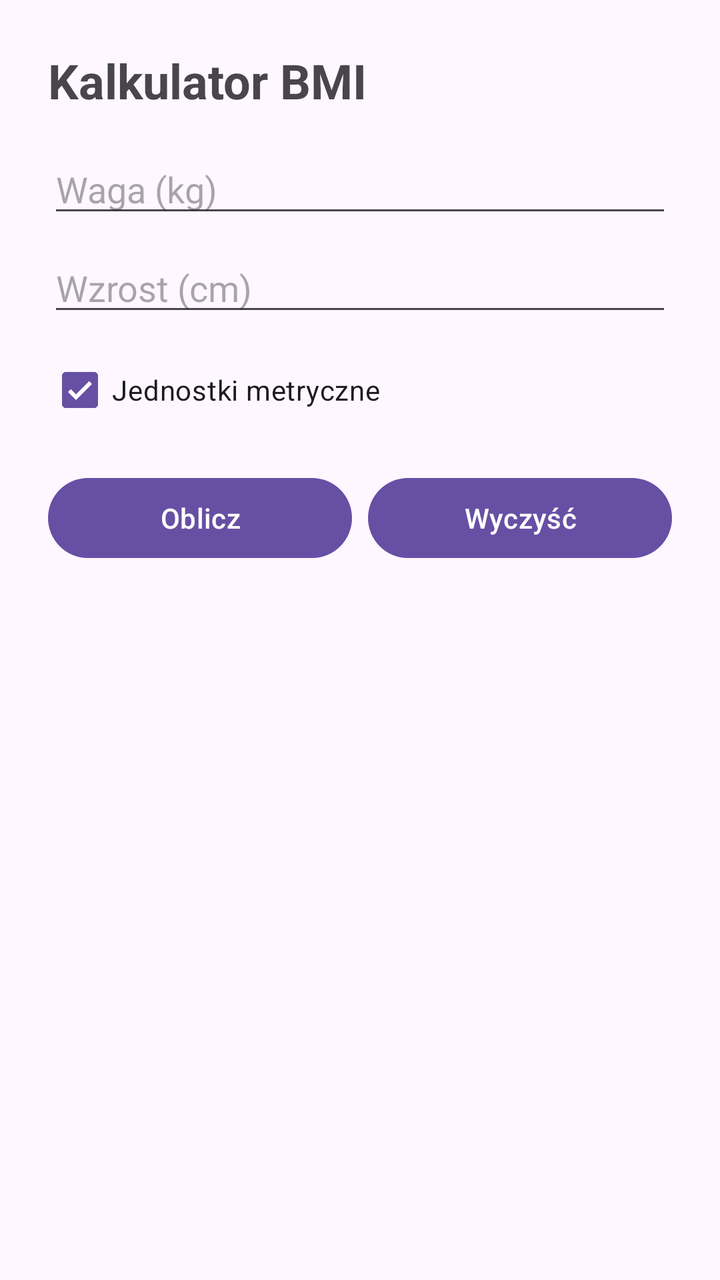
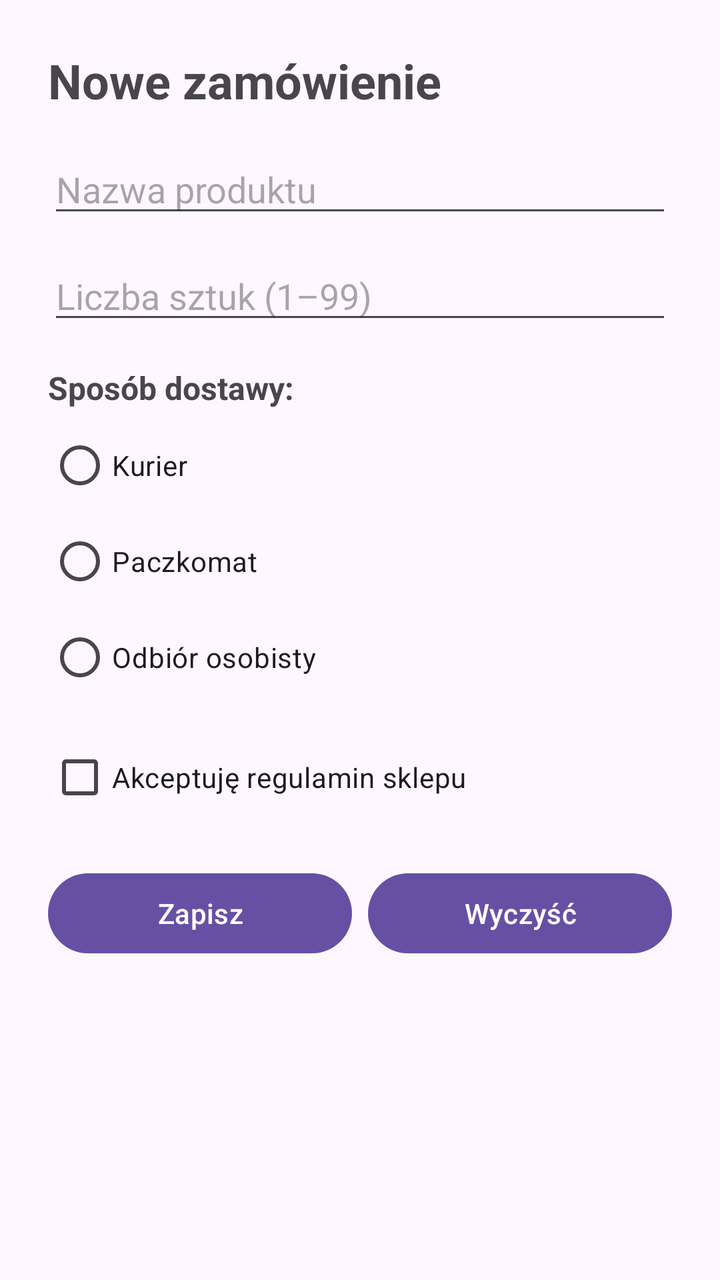

Screens rendered from an Android XML layout before and after an edit, with the pre-edit source and the edit as a unified diff.
<!-- AndroidManifest.xml: application theme Theme.Bmiapp -->
<!-- res/layout/activity_main.xml -->
<?xml version="1.0" encoding="utf-8"?>
<LinearLayout
    xmlns:android="http://schemas.android.com/apk/res/android"
    android:id="@+id/main"
    android:layout_width="match_parent"
    android:layout_height="match_parent"
    android:orientation="vertical"
    android:padding="24dp">

    <TextView
        android:layout_width="match_parent"
        android:layout_height="wrap_content"
        android:text="@string/title"
        android:textSize="24sp"
        android:textStyle="bold" />

    <EditText
        android:id="@+id/edit_weight"
        android:layout_width="match_parent"
        android:layout_height="wrap_content"
        android:layout_marginTop="16dp"
        android:hint="@string/hint_weight"
        android:inputType="numberDecimal"
        android:autofillHints="" />

    <EditText
        android:id="@+id/edit_height"
        android:layout_width="match_parent"
        android:layout_height="wrap_content"
        android:layout_marginTop="8dp"
        android:hint="@string/hint_height"
        android:inputType="numberDecimal"
        android:autofillHints="" />

    <CheckBox
        android:id="@+id/check_metric"
        android:layout_width="wrap_content"
        android:layout_height="wrap_content"
        android:layout_marginTop="8dp"
        android:checked="true"
        android:text="@string/label_unit" />

    <LinearLayout
        android:layout_width="match_parent"
        android:layout_height="wrap_content"
        android:layout_marginTop="16dp"
        android:orientation="horizontal">

        <Button
            android:id="@+id/button_calc"
            android:layout_width="0dp"
            android:layout_height="wrap_content"
            android:layout_weight="1"
            android:text="@string/button_calc" />

        <Button
            android:id="@+id/button_clear"
            android:layout_width="0dp"
            android:layout_height="wrap_content"
            android:layout_marginStart="8dp"
            android:layout_weight="1"
            android:text="@string/button_clear" />
    </LinearLayout>

    <TextView
        android:id="@+id/text_result"
        android:layout_width="match_parent"
        android:layout_height="wrap_content"
        android:layout_marginTop="24dp"
        android:textSize="20sp"
        android:visibility="gone" />

</LinearLayout>
<!-- resources referenced by this layout -->
<resources>
  <string name="button_calc">Oblicz</string>
  <string name="button_clear">Wyczyść</string>
  <string name="hint_height">Wzrost (cm)</string>
  <string name="hint_weight">Waga (kg)</string>
  <string name="label_unit">Jednostki metryczne</string>
  <string name="title">Kalkulator BMI</string>
  <style name="Theme.Bmiapp" parent="Base.Theme.Bmiapp" />
  <style name="Base.Theme.Bmiapp" parent="Theme.Material3.DayNight.NoActionBar">
          
          
      </style>
</resources>

<!-- the commit's change to res/layout/activity_main.xml (unified diff, before → after) -->
@@ -1,73 +1,103 @@
 <?xml version="1.0" encoding="utf-8"?>
-<LinearLayout
+<ScrollView
     xmlns:android="http://schemas.android.com/apk/res/android"
     android:id="@+id/main"
     android:layout_width="match_parent"
     android:layout_height="match_parent"
-    android:orientation="vertical"
     android:padding="24dp">
-
-    <TextView
-        android:layout_width="match_parent"
-        android:layout_height="wrap_content"
-        android:text="@string/title"
-        android:textSize="24sp"
-        android:textStyle="bold" />
-
-    <EditText
-        android:id="@+id/edit_weight"
-        android:layout_width="match_parent"
-        android:layout_height="wrap_content"
-        android:layout_marginTop="16dp"
-        android:hint="@string/hint_weight"
-        android:inputType="numberDecimal"
-        android:autofillHints="" />
-
-    <EditText
-        android:id="@+id/edit_height"
-        android:layout_width="match_parent"
-        android:layout_height="wrap_content"
-        android:layout_marginTop="8dp"
-        android:hint="@string/hint_height"
-        android:inputType="numberDecimal"
-        android:autofillHints="" />
-
-    <CheckBox
-        android:id="@+id/check_metric"
-        android:layout_width="wrap_content"
-        android:layout_height="wrap_content"
-        android:layout_marginTop="8dp"
-        android:checked="true"
-        android:text="@string/label_unit" />
 
     <LinearLayout
         android:layout_width="match_parent"
         android:layout_height="wrap_content"
-        android:layout_marginTop="16dp"
-        android:orientation="horizontal">
+        android:orientation="vertical">
 
-        <Button
-            android:id="@+id/button_calc"
-            android:layout_width="0dp"
+        <TextView
+            android:layout_width="match_parent"
             android:layout_height="wrap_content"
-            android:layout_weight="1"
-            android:text="@string/button_calc" />
+            android:text="@string/shop_form_title"
+            android:textSize="24sp"
+            android:textStyle="bold" />
 
-        <Button
-            android:id="@+id/button_clear"
-            android:layout_width="0dp"
+        <EditText
+            android:id="@+id/edit_product_name"
+            android:layout_width="match_parent"
             android:layout_height="wrap_content"
-            android:layout_marginStart="8dp"
-            android:layout_weight="1"
-            android:text="@string/button_clear" />
+            android:layout_marginTop="16dp"
+            android:autofillHints=""
+            android:hint="@string/hint_product_name"
+            android:inputType="textCapSentences" />
+
+        <EditText
+            android:id="@+id/edit_quantity"
+            android:layout_width="match_parent"
+            android:layout_height="wrap_content"
+            android:layout_marginTop="12dp"
+            android:autofillHints=""
+            android:hint="@string/hint_quantity"
+            android:inputType="number" />
+
+        <TextView
+            android:layout_width="wrap_content"
+            android:layout_height="wrap_content"
+            android:layout_marginTop="16dp"
+            android:text="@string/label_delivery"
+            android:textSize="16sp"
+            android:textStyle="bold" />
+
+        <RadioGroup
+            android:id="@+id/radio_group_delivery"
+            android:layout_width="match_parent"
+            android:layout_height="wrap_content"
+            android:layout_marginTop="4dp"
+            android:orientation="vertical">
+
+            <RadioButton
+                android:id="@+id/radio_courier"
+                android:layout_width="wrap_content"
+                android:layout_height="wrap_content"
+                android:text="@string/delivery_courier" />
+
+            <RadioButton
+                android:id="@+id/radio_locker"
+                android:layout_width="wrap_content"
+                android:layout_height="wrap_content"
+                android:text="@string/delivery_locker" />
+
+            <RadioButton
+                android:id="@+id/radio_pickup"
+                android:layout_width="wrap_content"
+                android:layout_height="wrap_content"
+                android:text="@string/delivery_pickup" />
+        </RadioGroup>
+
+        <CheckBox
+            android:id="@+id/check_terms"
+            android:layout_width="match_parent"
+            android:layout_height="wrap_content"
+            android:layout_marginTop="12dp"
+            android:text="@string/checkbox_terms" />
+
+        <LinearLayout
+            android:layout_width="match_parent"
+            android:layout_height="wrap_content"
+            android:layout_marginTop="20dp"
+            android:orientation="horizontal">
+
+            <Button
+                android:id="@+id/button_save"
+                android:layout_width="0dp"
+                android:layout_height="wrap_content"
+                android:layout_weight="1"
+                android:text="@string/button_save" />
+
+            <Button
+                android:id="@+id/button_clear"
+                android:layout_width="0dp"
+                android:layout_height="wrap_content"
+                android:layout_marginStart="8dp"
+                android:layout_weight="1"
+                android:text="@string/button_clear" />
+        </LinearLayout>
+
     </LinearLayout>
-
-    <TextView
-        android:id="@+id/text_result"
-        android:layout_width="match_parent"
-        android:layout_height="wrap_content"
-        android:layout_marginTop="24dp"
-        android:textSize="20sp"
-        android:visibility="gone" />
-
-</LinearLayout>
+</ScrollView>
<!-- resource entries referenced after the edit -->
@@ -1,11 +1,15 @@
 <!-- resources referenced by this layout -->
 <resources>
-  <string name="button_calc">Oblicz</string>
   <string name="button_clear">Wyczyść</string>
-  <string name="hint_height">Wzrost (cm)</string>
-  <string name="hint_weight">Waga (kg)</string>
-  <string name="label_unit">Jednostki metryczne</string>
-  <string name="title">Kalkulator BMI</string>
+  <string name="button_save">Zapisz</string>
+  <string name="checkbox_terms">Akceptuję regulamin sklepu</string>
+  <string name="delivery_courier">Kurier</string>
+  <string name="delivery_locker">Paczkomat</string>
+  <string name="delivery_pickup">Odbiór osobisty</string>
+  <string name="hint_product_name">Nazwa produktu</string>
+  <string name="hint_quantity">Liczba sztuk (1–99)</string>
+  <string name="label_delivery">Sposób dostawy:</string>
+  <string name="shop_form_title">Nowe zamówienie</string>
   <style name="Theme.Bmiapp" parent="Base.Theme.Bmiapp" />
   <style name="Base.Theme.Bmiapp" parent="Theme.Material3.DayNight.NoActionBar">
           
